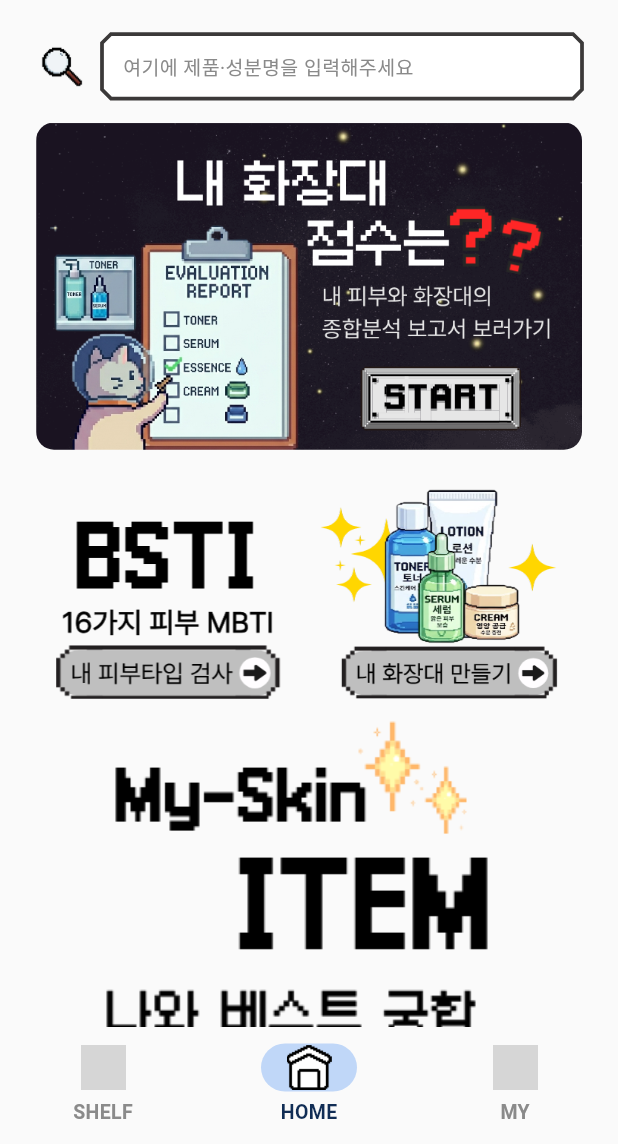
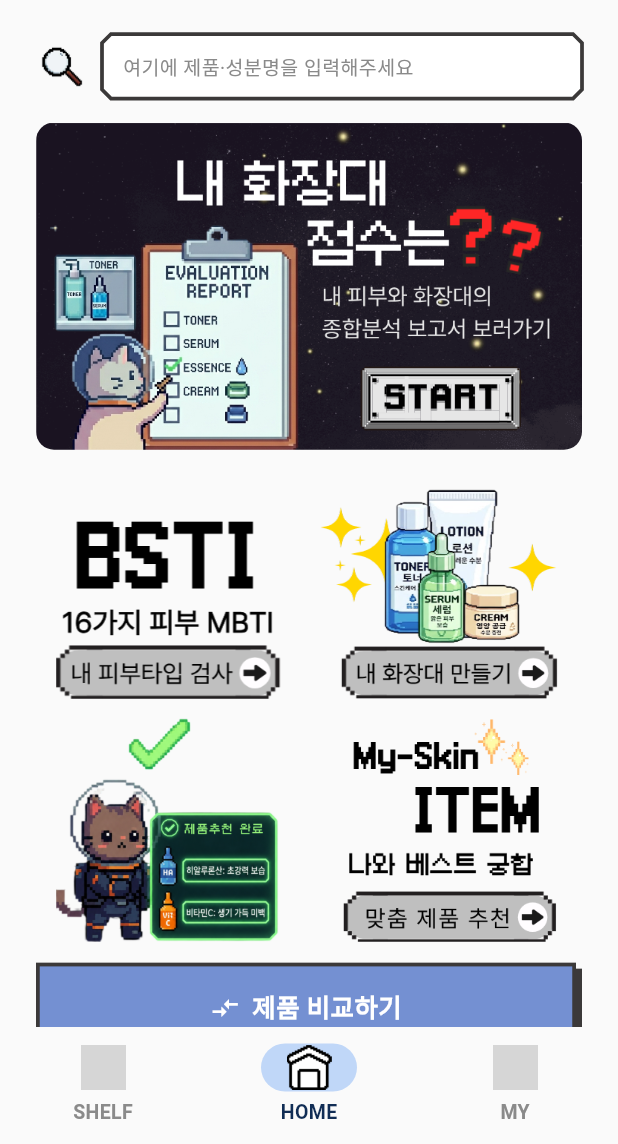
Before and after one commit to cosmos-incicrew/cosmos_client, a Flutter app: the HomeScreen screen opened by its route, on a phone screen of 412 x 824 dp, the part 92-1236 px from its top. Run offline on Flutter 3.47's test engine with Material 3 defaults, Android fonts, the phone set to English and light mode, and no system bars; our stand-ins replace dio, flutter_riverpod, flutter_secure_storage, go_router, google_sign_in, hive_flutter and 1 more; accounts and stored records are empty; Roboto replaces fonts that are missing (Galmuri11, Galmuri9, Pretendard); grey boxes are pictures that could not be loaded.

Commit message:
feat(home): 2행에 우주복 고양이 장식 + My-Skin ITEM 우측 배치
[고양이 장식 | My-Skin ITEM] 반반 구조 — 1행과 같은 그리드라
My-Skin ITEM 폭이 BSTI 와 자동으로 같아진다. 높이 150·하단 기준도
1행과 통일. 고양이는 장식이라 버튼이 아니다.

Co-Authored-By: Claude Fable 5 <noreply@anthropic.com>

```diff
--- a/lib/app/theme/app_assets.dart
+++ b/lib/app/theme/app_assets.dart
@@ -55,6 +55,9 @@ class AppAssets {
   /// My-Skin ITEM — "나와 베스트 궁합 제품 추천".
   static const String homeMyItem = '$_home/my_skin_item.png';
 
+  /// My-Skin ITEM 옆 장식 — 우주복 고양이 "제품추천 완료".
+  static const String homeMyItemCat = '$_home/my_item_cat.png';
+
   /// 화장대 일러스트 — 현재 화면에서 미사용 (예비).
   static const String homeShelfMake = '$_home/shelf_make.png';
 
--- a/lib/features/home/presentation/screens/home_screen.dart
+++ b/lib/features/home/presentation/screens/home_screen.dart
@@ -143,14 +143,33 @@ class HomeScreen extends StatelessWidget {
           ],
         ),
         const SizedBox(height: 12),
-        // 2행: My-Skin ITEM — 가로로 긴 이미지. 폭을 살짝만 좁힌다.
-        FractionallySizedBox(
-          widthFactor: 0.88,
-          child: _ImageButton(
-            asset: AppAssets.homeMyItem,
-            label: '나와 베스트 궁합 제품추천',
-            onTap: () => context.push('/recommendation'),
-          ),
+        // 2행: [우주복 고양이 장식] | [My-Skin ITEM]
+        // 1행과 같은 반반 구조라 My-Skin ITEM 폭 = BSTI 폭.
+        Row(
+          crossAxisAlignment: CrossAxisAlignment.end,
+          children: [
+            Expanded(
+              // 장식 이미지 — 버튼 아님.
+              child: SizedBox(
+                height: 150,
+                child: Image.asset(
+                  AppAssets.homeMyItemCat,
+                  fit: BoxFit.contain,
+                  alignment: Alignment.bottomCenter,
+                  errorBuilder: (_, __, ___) => const SizedBox.shrink(),
+                ),
+              ),
+            ),
+            const SizedBox(width: 12),
+            Expanded(
+              child: _ImageButton(
+                asset: AppAssets.homeMyItem,
+                label: '나와 베스트 궁합 제품추천',
+                height: 150,
+                onTap: () => context.push('/recommendation'),
+              ),
+            ),
+          ],
         ),
       ],
     );
```
Also changed, not shown: assets/images/home/my_item_cat.png (renamed from assets/images/20.png).
